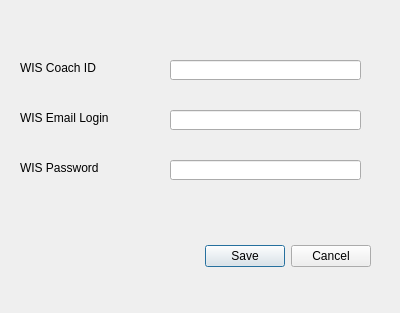
Qt form UI/wiscred.ui (ebzimny01/gd-recruit) before a commit.
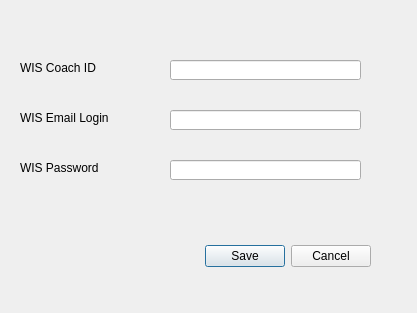
The same form after that commit. Icons and pictures are not drawn.

Diff of the .ui file:
```diff
--- a/UI/wiscred.ui
+++ b/UI/wiscred.ui
@@ -9,7 +9,7 @@
    <rect>
     <x>0</x>
     <y>0</y>
-    <width>400</width>
+    <width>417</width>
     <height>313</height>
    </rect>
   </property>
```
Left out of the diff: 38 changed lines with no effect on the pictures.
